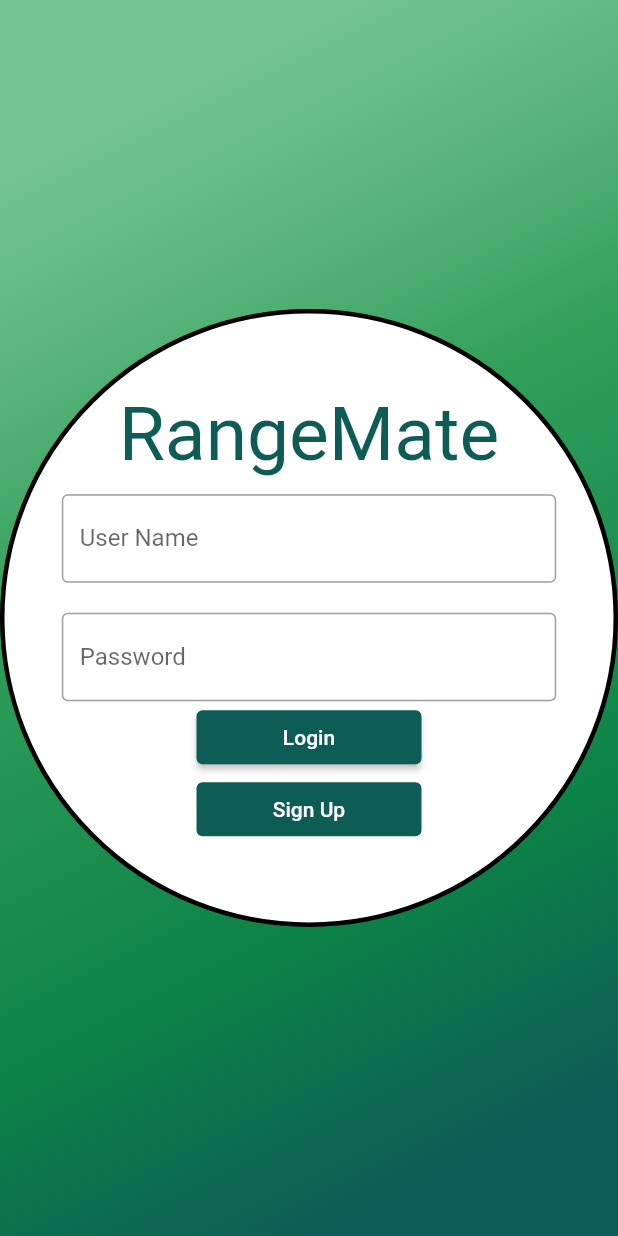
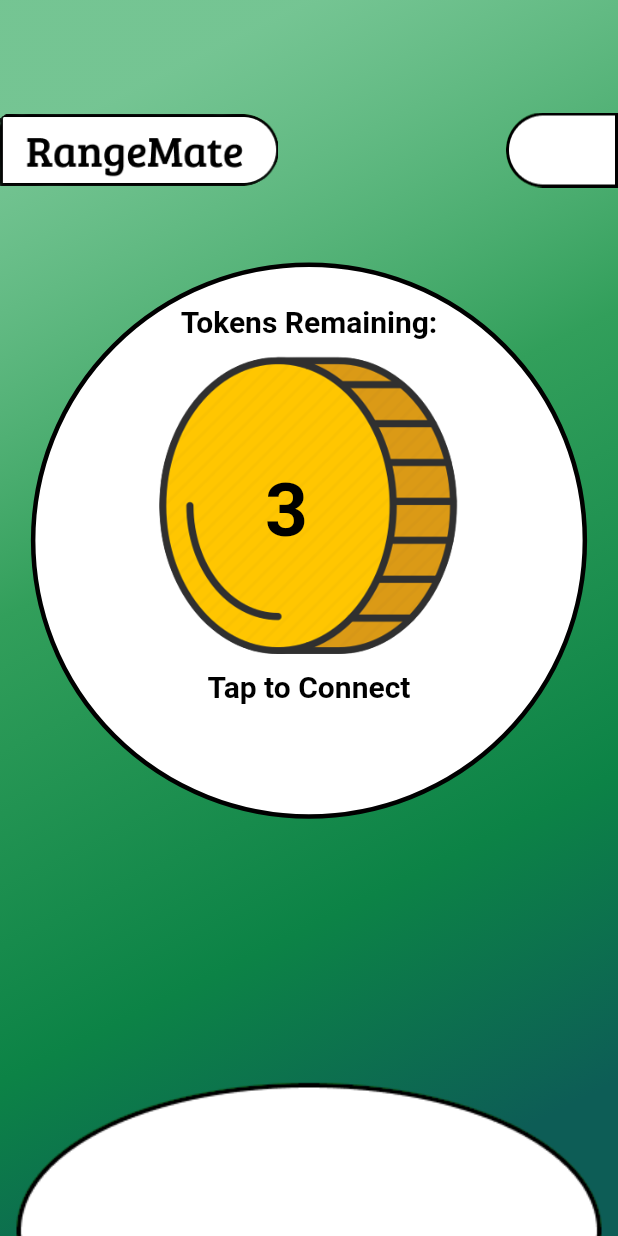
Before and after one commit to AntnioB/SCMU-Project, a Flutter app: the screen it shows after launch, after a tap on "Login", on a phone screen of 412 x 824 dp. Run offline on Flutter 3.47's test engine with Material 2 defaults, Android fonts, the phone set to English and light mode, and no system bars.

Commit message:
Home Screen almost complete

```diff
--- /dev/null
+++ b/range_mate_app/lib/Screens/Home/home_screen.dart
@@ -0,0 +1,108 @@
+import 'package:flutter/material.dart';
+
+class HomeScreen extends StatefulWidget {
+  const HomeScreen({super.key});
+
+  @override
+  State<HomeScreen> createState() => _HomeScreenState();
+}
+
+class _HomeScreenState extends State<HomeScreen> {
+  @override
+  Widget build(BuildContext context) {
+    return Scaffold(
+      body: Container(
+        decoration: BoxDecoration(
+          gradient: LinearGradient(
+            begin: Alignment.topLeft,
+            end: Alignment.bottomRight,
+            stops: const [0.1, 0.4, 0.7, 0.9],
+            colors: [
+              const Color(0xFF8FD5A6).withOpacity(0.8),
+              const Color(0xFF329F5B),
+              const Color(0xFF0C8346),
+              const Color(0xFF0D5D56)
+            ],
+          ),
+        ),
+        child: Column(children: [
+          Row(children: [
+            Container(
+                alignment: Alignment.topLeft,
+                padding: const EdgeInsets.fromLTRB(0, 75, 0, 0),
+                child: Image(
+                  height: 50,
+                  width: MediaQuery.of(context).size.width * 0.45,
+                  image: const AssetImage('images/RangeMate2.png'),
+                )),
+            Expanded(
+                child: Container(
+                    alignment: Alignment.topRight,
+                    padding: const EdgeInsets.fromLTRB(0, 75, 0, 0),
+                    child: const Image(
+                      height: 50,
+                      image: AssetImage('images/UserProfileButton.png'),
+                    )))
+          ]),
+          Container(
+            alignment: Alignment.center,
+            padding: const EdgeInsets.fromLTRB(0, 50, 0, 0),
+          ),
+          Container(
+            height: MediaQuery.of(context).size.width * 0.9,
+            decoration: BoxDecoration(
+                color: Colors.white,
+                shape: BoxShape.circle,
+                border: Border.all(color: Colors.black, width: 3)),
+            child: Column(
+              children: [
+                Container(
+                  padding: const EdgeInsets.fromLTRB(0, 25, 0, 0),
+                  alignment: Alignment.topCenter,
+                  child: Text('Tokens Remaining:',
+                      style: TextStyle(
+                          fontSize: 20,
+                          fontWeight: FontWeight.bold,
+                          color: Colors.black))),
+                Container(
+                  padding: const EdgeInsets.fromLTRB(0, 10, 0, 0),
+                  alignment: Alignment.center,
+                  child:Stack(
+                    children: <Widget>[
+                      Center(child:Image(
+                    width: 200,
+                    image: AssetImage('images/Coin.png'))),
+                    Container(
+                      padding: const EdgeInsets.fromLTRB(0, 75, 30, 0),
+                      alignment: Alignment.bottomCenter,
+                      child: Text('3',
+                      style: TextStyle(
+                          fontSize: 50,
+                          fontWeight: FontWeight.bold,
+                          color: Colors.black)))
+                    ])
+                ),
+                Container(
+                  padding: const EdgeInsets.fromLTRB(0, 10, 0, 0),
+                  alignment: Alignment.bottomCenter,
+                  child: Text('Tap to Connect',
+                      style: TextStyle(
+                          fontSize: 20,
+                          fontWeight: FontWeight.bold,
+                          color: Colors.black))
+                )
+              ],
+            )
+            ),
+          Expanded(child: Container(
+            alignment: Alignment.bottomCenter,
+            width: MediaQuery.of(context).size.width * 1,
+            child: Image(
+              image: const AssetImage('images/BuyToken.png'),
+            )
+          ))
+        ]),
+      ),
+    );
+  }
+}
--- a/range_mate_app/lib/Screens/Login/login_screen.dart
+++ b/range_mate_app/lib/Screens/Login/login_screen.dart
@@ -1,4 +1,5 @@
 import 'package:flutter/material.dart';
+import 'package:range_mate_app/Screens/Home/home_screen.dart';
 
 enum FormData {
   username,
@@ -27,6 +28,7 @@ class _LoginScreenState extends State<LoginScreen> {
   void login() {
     final username = _controller[0].text;
     final password = _controller[1].text;
+    Navigator.of(context).push(MaterialPageRoute(builder: (context) =>const HomeScreen()));
     //TODO: Add login logic
   }
 
@@ -64,7 +66,7 @@ class _LoginScreenState extends State<LoginScreen> {
                 children: [
                   const Text(
                     "RangeMate",
-                    style: TextStyle(color: Color(0xFF0D5D56), fontSize: 50),
+                    style: TextStyle(color: Color(0xFF0D5D56), fontFamily: 'BreeSerif'  ,fontSize: 50),
                   ),
                   SizedBox(
                     width: MediaQuery.of(context).size.width * 0.8,
```
Also changed, not shown: range_mate_app/pubspec.yaml (+7 -0 lines), range_mate_app/fonts/BreeSerif-Regular.ttf (added), range_mate_app/images/BuyToken.png (added), range_mate_app/images/Coin.png (added), range_mate_app/images/RangeMate.png (added), range_mate_app/images/RangeMate2.png (added), range_mate_app/images/UserProfileButton.png (added).
